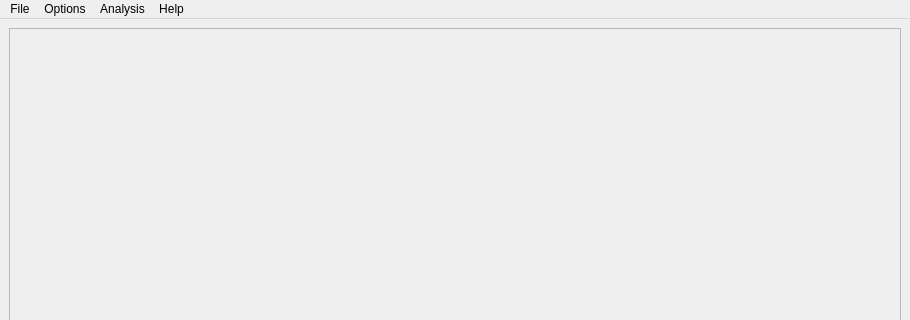
Before: the Qt Designer form RGui_WeightAndDimension_mainWindow.ui in wa26532977/WnDtesting, drawn with Qt 5; both pictures show x 0 to 910 and y 0 to 320 of the 910 by 1143 pixel window.
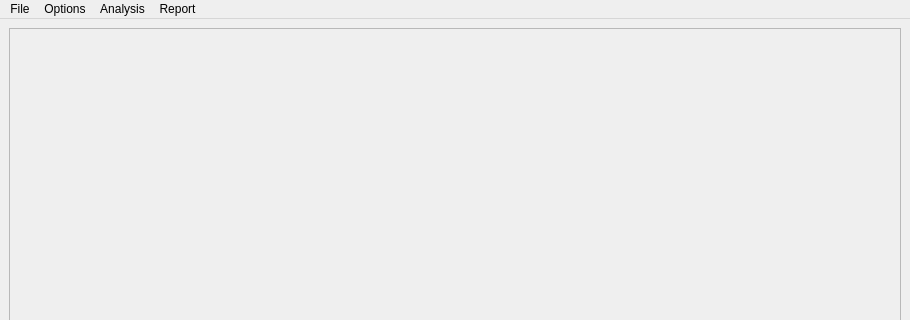
After: the same form once the commit is applied.

Commit message: finished report1

```diff
--- a/RGui_WeightAndDimension_mainWindow.ui
+++ b/RGui_WeightAndDimension_mainWindow.ui
@@ -33,7 +33,7 @@
      <x>0</x>
      <y>0</y>
      <width>910</width>
-     <height>22</height>
+     <height>26</height>
     </rect>
    </property>
    <widget class="QMenu" name="menuFile">
@@ -97,7 +97,7 @@
    </widget>
    <widget class="QMenu" name="menuHelp">
     <property name="title">
-     <string>Help</string>
+     <string>Report</string>
     </property>
    </widget>
    <addaction name="menuFile"/>
```
Left out of the diff: 25 changed lines with no effect on the pictures. The commit also changes 13 other files.
